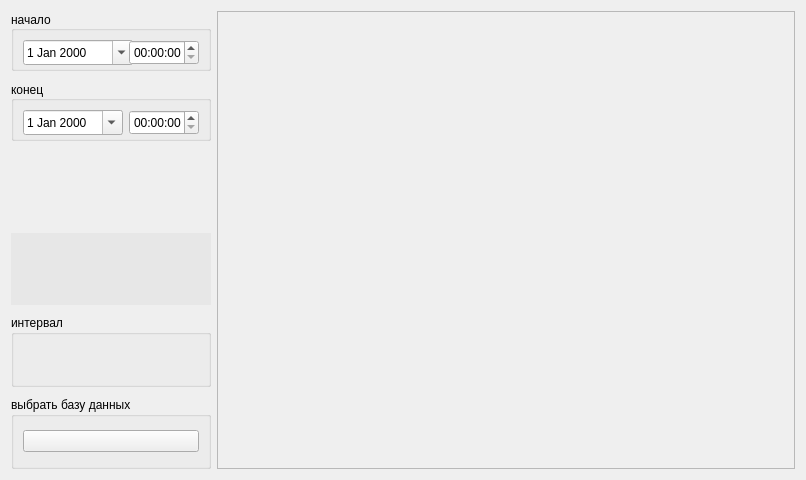
Above: programm/gui/ui/graph_form.ui from zaswed76/cstat before the change. Below: the same form after it.
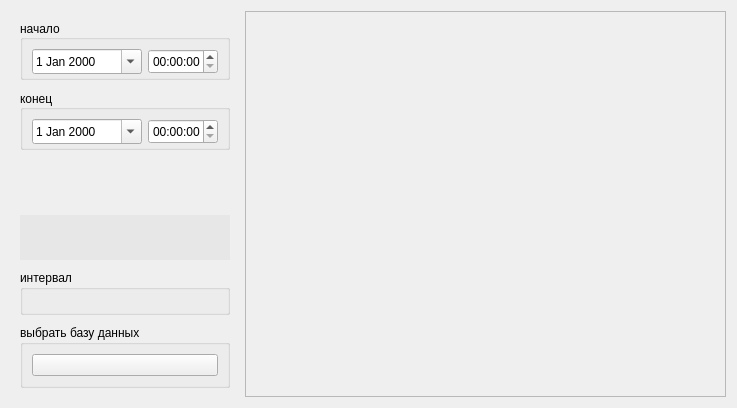
That is the form after the change.

Patch:
```diff
--- a/programm/gui/ui/graph_form.ui
+++ b/programm/gui/ui/graph_form.ui
@@ -6,14 +6,26 @@
    <rect>
     <x>0</x>
     <y>0</y>
-    <width>806</width>
-    <height>480</height>
+    <width>737</width>
+    <height>408</height>
    </rect>
   </property>
   <property name="windowTitle">
    <string>Form</string>
   </property>
-  <layout class="QHBoxLayout" name="horizontalLayout" stretch="1,30">
+  <layout class="QHBoxLayout" name="horizontalLayout" stretch="0,30">
+   <item>
+    <widget class="QFrame" name="controller_frame">
+     <property name="styleSheet">
+      <string notr="true"/>
+     </property>
+     <property name="frameShape">
+      <enum>QFrame::NoFrame</enum>
+     </property>
+     <property name="frameShadow">
+      <enum>QFrame::Plain</enum>
+     </property>
+     <layout class="QVBoxLayout" name="verticalLayout_2">
    <item>
     <layout class="QVBoxLayout" name="verticalLayout">
      <property name="spacing">
@@ -293,30 +305,21 @@
      </item>
     </layout>
    </item>
+     </layout>
+    </widget>
+   </item>
    <item>
-    <widget class="QFrame" name="graphic_frame">
+    <widget class="QFrame" name="graph_frame">
+     <property name="styleSheet">
+      <string notr="true"/>
+     </property>
      <property name="frameShape">
       <enum>QFrame::StyledPanel</enum>
      </property>
      <property name="frameShadow">
       <enum>QFrame::Raised</enum>
      </property>
-     <layout class="QVBoxLayout" name="verticalLayout_2">
-      <property name="spacing">
-       <number>0</number>
-      </property>
-      <property name="leftMargin">
-       <number>0</number>
-      </property>
-      <property name="topMargin">
-       <number>0</number>
-      </property>
-      <property name="rightMargin">
-       <number>0</number>
-      </property>
-      <property name="bottomMargin">
-       <number>0</number>
-      </property>
+     <layout class="QHBoxLayout" name="horizontalLayout_2">
       <item>
        <layout class="QGridLayout" name="graph_grid">
         <property name="spacing">
```
Left out of the diff: 6 changed lines with no effect on the pictures. Lines whose indentation alone changed are shown as unchanged.
